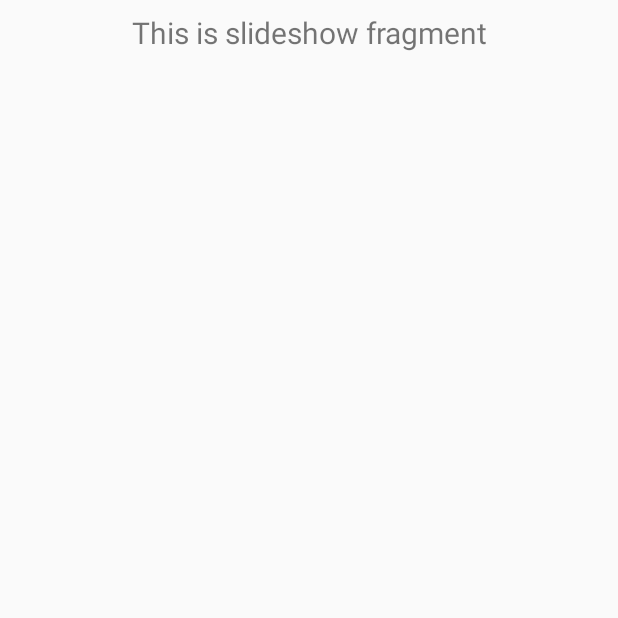
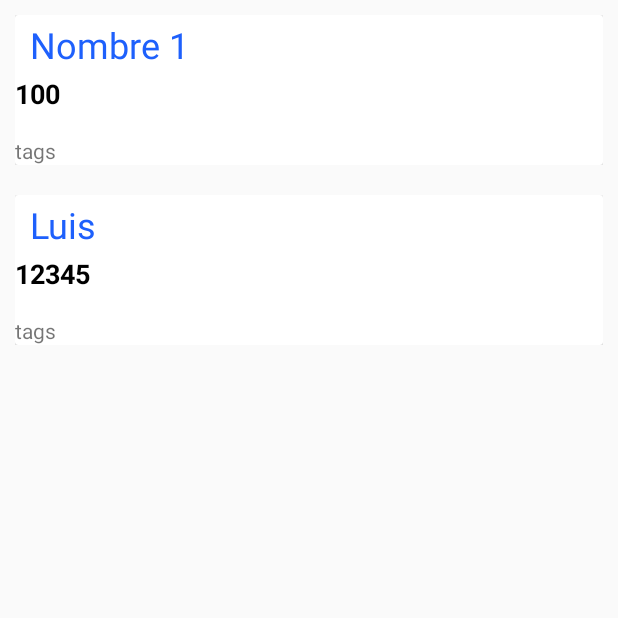
Before and after one commit to qwerty12qwe/AndroidProjects, an Android app: the fragment UsuariosFragment shown on its own in the app's theme, on a phone screen of 412 x 824 dp, the top half of it. Run offline under Robolectric (Android 15) with nearby library versions, the phone set to English and light mode, and no system bars.

Commit message:
Diseño 5

```diff
--- a/app/src/main/java/com/example/proyectoandroid/Nav.java
+++ b/app/src/main/java/com/example/proyectoandroid/Nav.java
@@ -33,7 +33,7 @@ public class Nav extends AppCompatActivity {
         // menu should be considered as top level destinations.
         mAppBarConfiguration = new AppBarConfiguration.Builder(
                 R.id.nav_home, R.id.nav_etiquetas, R.id.nav_usuarios,
-                R.id.nav_perfil, R.id.nav_share)
+                R.id.nav_perfil)
                 .setDrawerLayout(drawer)
                 .build();
         NavController navController = Navigation.findNavController(this, R.id.nav_host_fragment);
--- a/app/src/main/java/com/example/proyectoandroid/ReciclerViewAdapter.java
+++ b/app/src/main/java/com/example/proyectoandroid/ReciclerViewAdapterQuestion.java
@@ -12,7 +12,7 @@ import com.example.proyectoandroid.models.Question;
 
 import java.util.List;
 
-public class ReciclerViewAdapter extends RecyclerView.Adapter<ReciclerViewAdapter.ViewHolder> {
+public class ReciclerViewAdapterQuestion extends RecyclerView.Adapter<ReciclerViewAdapterQuestion.ViewHolder> {
 
     public static class ViewHolder extends RecyclerView.ViewHolder{
         private TextView titulo,descripcion,usuario,visitas,votos,respuestas;
@@ -28,7 +28,7 @@ public class ReciclerViewAdapter extends RecyclerView.Adapter<ReciclerViewAdapte
 
     public List<Question> preguntas;
 
-    public ReciclerViewAdapter(List<Question> preguntas){
+    public ReciclerViewAdapterQuestion(List<Question> preguntas){
         this.preguntas = preguntas;
     }
 
--- /dev/null
+++ b/app/src/main/java/com/example/proyectoandroid/ReciclerViewAdapterUser.java
@@ -0,0 +1,52 @@
+package com.example.proyectoandroid;
+
+import android.view.LayoutInflater;
+import android.view.View;
+import android.view.ViewGroup;
+import android.widget.TextView;
+
+import androidx.annotation.NonNull;
+import androidx.recyclerview.widget.RecyclerView;
+
+import com.example.proyectoandroid.models.User;
+
+import java.util.List;
+
+public class ReciclerViewAdapterUser extends RecyclerView.Adapter<ReciclerViewAdapterUser.ViewHolder> {
+
+    public static class ViewHolder extends RecyclerView.ViewHolder{
+        private TextView usuario,reputacion,tags;
+
+        public ViewHolder(View itemView){
+            super(itemView);
+            usuario = itemView.findViewById(R.id.usuario_usuario);
+            reputacion = itemView.findViewById(R.id.reputacion_usuario);
+            tags = itemView.findViewById(R.id.tags_usuario);
+        }
+    }
+
+    public List<User> usuarios;
+
+    public ReciclerViewAdapterUser(List<User> usuarios){
+        this.usuarios = usuarios;
+    }
+
+    @NonNull
+    @Override
+    public ViewHolder onCreateViewHolder(@NonNull ViewGroup parent, int viewType) {
+        View view = LayoutInflater.from(parent.getContext()).inflate(R.layout.item_usuarios,parent,false);
+        ViewHolder holder  = new ViewHolder(view);
+        return holder;
+    }
+    @Override
+    public void onBindViewHolder(ViewHolder holder,int position){
+        holder.usuario.setText(usuarios.get(position).getNombre());
+        holder.reputacion.setText(""+usuarios.get(position).getReputacion());
+        holder.tags.setText("tags");
+    }
+
+    @Override
+    public int getItemCount(){
+        return usuarios.size();
+    }
+}
--- /dev/null
+++ b/app/src/main/java/com/example/proyectoandroid/models/User.java
@@ -0,0 +1,31 @@
+package com.example.proyectoandroid.models;
+
+public class User {
+
+    private String nombre,descripcion;
+    private int reputacion;
+
+    public String getNombre() {
+        return nombre;
+    }
+
+    public void setNombre(String nombre) {
+        this.nombre = nombre;
+    }
+
+    public String getDescripcion() {
+        return descripcion;
+    }
+
+    public void setDescripcion(String descripcion) {
+        this.descripcion = descripcion;
+    }
+
+    public int getReputacion() {
+        return reputacion;
+    }
+
+    public void setReputacion(int reputacion) {
+        this.reputacion = reputacion;
+    }
+}
--- a/app/src/main/java/com/example/proyectoandroid/ui/usuarios/UsuariosFragment.java
+++ b/app/src/main/java/com/example/proyectoandroid/ui/usuarios/UsuariosFragment.java
@@ -11,25 +11,48 @@ import androidx.annotation.NonNull;
 import androidx.fragment.app.Fragment;
 import androidx.lifecycle.Observer;
 import androidx.lifecycle.ViewModelProviders;
+import androidx.recyclerview.widget.LinearLayoutManager;
+import androidx.recyclerview.widget.RecyclerView;
 
 import com.example.proyectoandroid.R;
+import com.example.proyectoandroid.ReciclerViewAdapterUser;
+import com.example.proyectoandroid.models.User;
+
+import java.util.ArrayList;
+import java.util.List;
 
 public class UsuariosFragment extends Fragment {
 
     private UsuariosViewModel usuariosViewModel;
+    private RecyclerView mostrarlista;
+    private ReciclerViewAdapterUser adapterusers;
 
     public View onCreateView(@NonNull LayoutInflater inflater,
                              ViewGroup container, Bundle savedInstanceState) {
         usuariosViewModel =
                 ViewModelProviders.of(this).get(UsuariosViewModel.class);
         View root = inflater.inflate(R.layout.fragment_usuarios, container, false);
-        final TextView textView = root.findViewById(R.id.text_slideshow);
-        usuariosViewModel.getText().observe(this, new Observer<String>() {
-            @Override
-            public void onChanged(@Nullable String s) {
-                textView.setText(s);
-            }
-        });
+
+
+        mostrarlista = root.findViewById(R.id.lista_de_usuarios);
+        mostrarlista.setLayoutManager(new LinearLayoutManager(getActivity()));
+
+        List<User> users = new ArrayList<>();
+        User u = new User();
+        u.setNombre("Nombre 1");
+        u.setReputacion(100);
+
+        users.add(u);
+
+        u = new User();
+        u.setNombre("Luis");
+        u.setReputacion(12345);
+        users.add(u);
+
+        adapterusers = new ReciclerViewAdapterUser(users);
+        mostrarlista.setAdapter(adapterusers);
+
+
         return root;
     }
 }
--- a/app/src/main/res/layout/fragment_home.xml
+++ b/app/src/main/res/layout/fragment_home.xml
@@ -37,7 +37,7 @@
                 android:layout_width="match_parent"
                 android:layout_height="0dp"
                 android:layout_weight="1"
-                android:background="@android:color/holo_blue_dark"
+                android:background="@color/app"
                 android:text="Pregunta"
                 android:textColor="@android:color/background_light"></Button>
 
--- a/app/src/main/res/layout/fragment_usuarios.xml
+++ b/app/src/main/res/layout/fragment_usuarios.xml
@@ -1,19 +1,19 @@
 <?xml version="1.0" encoding="utf-8"?>
-<androidx.constraintlayout.widget.ConstraintLayout xmlns:android="http://schemas.android.com/apk/res/android"
+<LinearLayout xmlns:android="http://schemas.android.com/apk/res/android"
     xmlns:app="http://schemas.android.com/apk/res-auto"
     android:layout_width="match_parent"
-    android:layout_height="match_parent">
+    android:layout_height="match_parent"
+    android:weightSum="10"
+    android:orientation="vertical"
+    >
 
-    <TextView
-        android:id="@+id/text_slideshow"
+    <androidx.recyclerview.widget.RecyclerView
+        android:id="@+id/lista_de_usuarios"
         android:layout_width="match_parent"
-        android:layout_height="wrap_content"
-        android:layout_marginStart="8dp"
-        android:layout_marginTop="8dp"
-        android:layout_marginEnd="8dp"
-        android:textAlignment="center"
-        android:textSize="20sp"
-        app:layout_constraintEnd_toEndOf="parent"
-        app:layout_constraintStart_toStartOf="parent"
-        app:layout_constraintTop_toTopOf="parent" />
-</androidx.constraintlayout.widget.ConstraintLayout>
+        android:layout_height="0dp"
+        android:layout_weight="9"
+        >
+
+    </androidx.recyclerview.widget.RecyclerView>
+
+</LinearLayout>
--- /dev/null
+++ b/app/src/main/res/layout/item_usuarios.xml
@@ -0,0 +1,51 @@
+<?xml version="1.0" encoding="utf-8"?>
+<LinearLayout xmlns:android="http://schemas.android.com/apk/res/android"
+    android:layout_width="match_parent"
+    android:layout_height="wrap_content"
+    android:orientation="vertical"
+    android:padding="10dp">
+
+
+    <androidx.cardview.widget.CardView
+        android:layout_width="match_parent"
+        android:layout_height="match_parent">
+
+        <LinearLayout
+            android:layout_width="match_parent"
+            android:layout_height="100dp"
+            android:orientation="vertical"
+            android:weightSum="10">
+
+            <TextView
+                android:id="@+id/usuario_usuario"
+                android:layout_width="match_parent"
+                android:layout_height="0dp"
+                android:layout_weight="4"
+                android:gravity="center_vertical"
+                android:paddingLeft="10dp"
+                android:text="usuario"
+                android:textColor="@color/azul"
+                android:textSize="24sp"></TextView>
+
+            <TextView
+                android:id="@+id/reputacion_usuario"
+                android:layout_width="match_parent"
+                android:layout_height="0dp"
+                android:layout_weight="3"
+                android:text="reputation"
+                android:textColor="@android:color/background_dark"
+                android:textSize="18sp"
+                android:textStyle="bold"></TextView>
+
+            <TextView
+                android:id="@+id/tags_usuario"
+                android:layout_width="match_parent"
+                android:layout_height="0dp"
+                android:layout_weight="3"
+                android:gravity="bottom"
+                android:text="prefered tags"></TextView>
+
+        </LinearLayout>
+
+    </androidx.cardview.widget.CardView>
+</LinearLayout>
--- a/app/src/main/res/layout/nav_header_navigation.xml
+++ b/app/src/main/res/layout/nav_header_navigation.xml
@@ -32,12 +32,12 @@
     </LinearLayout>
 
     <TextView
-        android:id="@+id/nombre"
+        android:id="@+id/nombre_de_usuario"
         android:layout_width="match_parent"
         android:layout_height="0dp"
         android:layout_weight="1"
         android:paddingTop="@dimen/nav_header_vertical_spacing"
-        android:text="@string/nav_header_title"
+        android:text="Nombre"
         android:textAppearance="@style/TextAppearance.AppCompat.Body1"
         android:textColor="@color/app"
         android:textSize="18sp"
```
Also changed, not shown: app/src/main/java/com/example/proyectoandroid/ReciclerViewAdapterTag.java (added, +52 -0 lines), app/src/main/java/com/example/proyectoandroid/models/Tag.java (added, +36 -0 lines), app/src/main/java/com/example/proyectoandroid/ui/etiquetas/EtiquetasFragment.java (+28 -0 lines), app/src/main/java/com/example/proyectoandroid/ui/home/HomeFragment.java (+3 -8 lines), app/src/main/res/layout/fragment_etiquetas.xml (+20 -2 lines), app/src/main/res/layout/item_etiquetas.xml (added, +51 -0 lines), app/src/main/res/layout/item_quest.xml (+42 -31 lines), app/src/main/res/drawable-v24/like.png (added), app/src/main/res/drawable-v24/vote.png (added).
